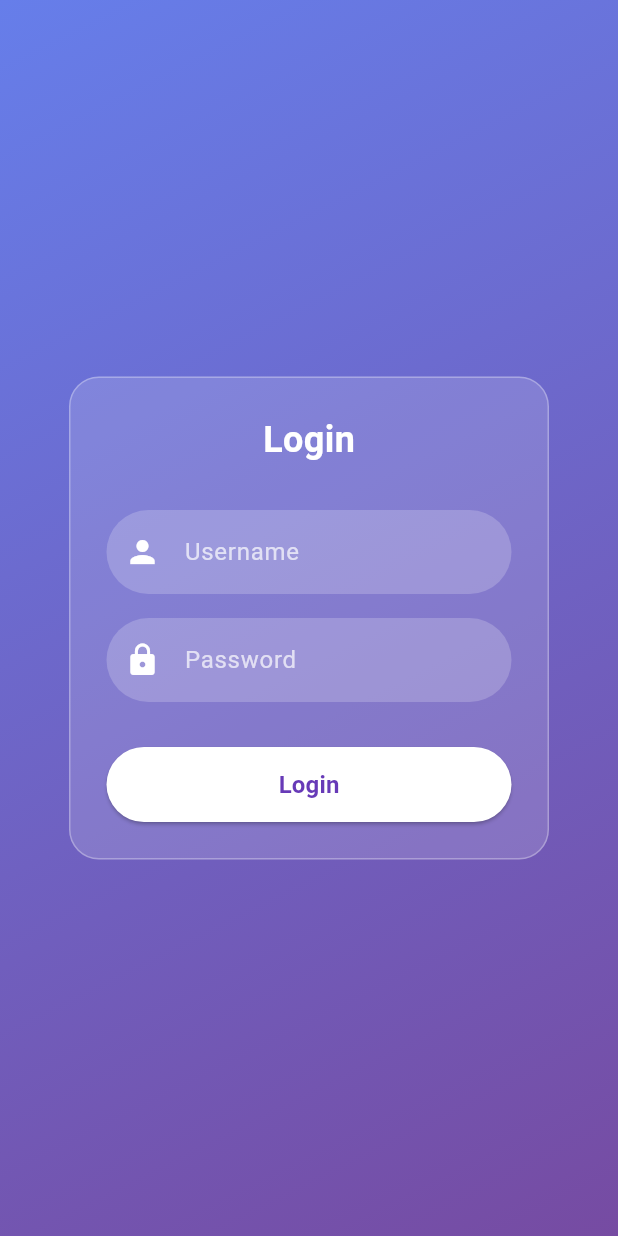
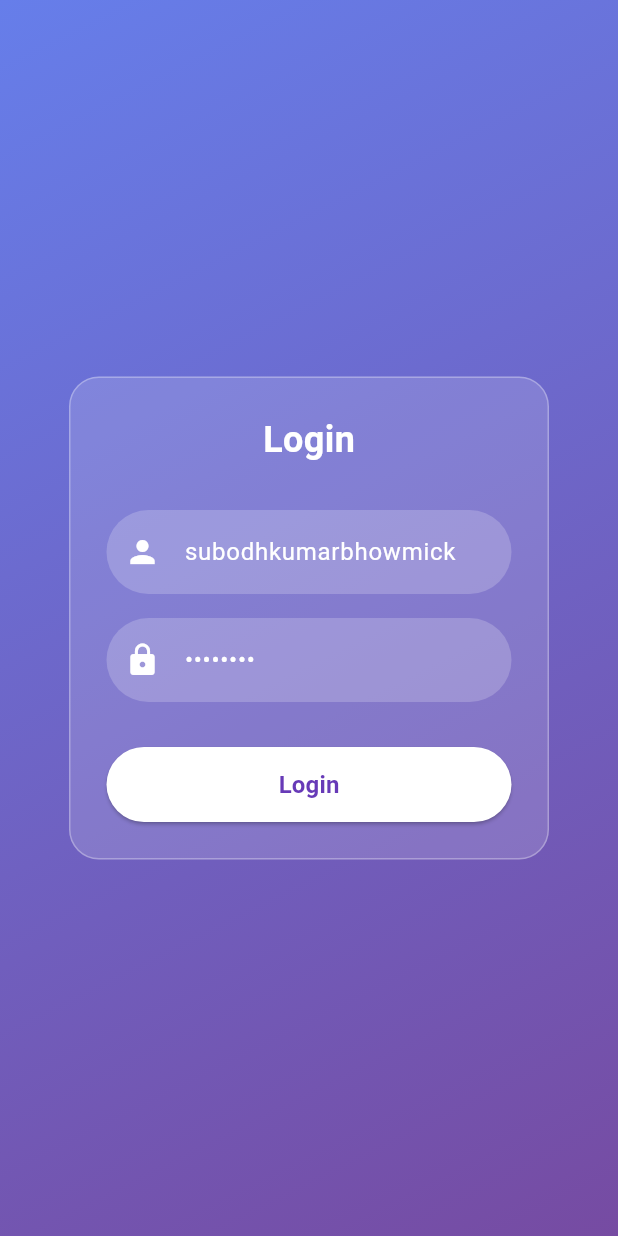
Before and after one commit to uzzal-mondal/Calllog-Management, a Flutter app: the screen it shows after launch, on a phone screen of 412 x 824 dp. Run offline on Flutter 3.47's test engine with Material 3 defaults, Android fonts, the phone set to English and light mode, and no system bars; our stand-ins replace shared_preferences.

Commit message:
added name and password

```diff
--- a/lib/login.dart
+++ b/lib/login.dart
@@ -15,6 +15,15 @@ class _LoginScreenState extends State<LoginScreen> {
 
   final TextEditingController usernameController = TextEditingController();
   final TextEditingController passwordController = TextEditingController();
+
+
+    @override
+    void initState() {
+      super.initState();
+
+      usernameController.text = "subodhkumarbhowmick";
+      passwordController.text = "password";
+    }
 
   void _login() async {
     if (usernameController.text.isEmpty || passwordController.text.isEmpty) {
```
